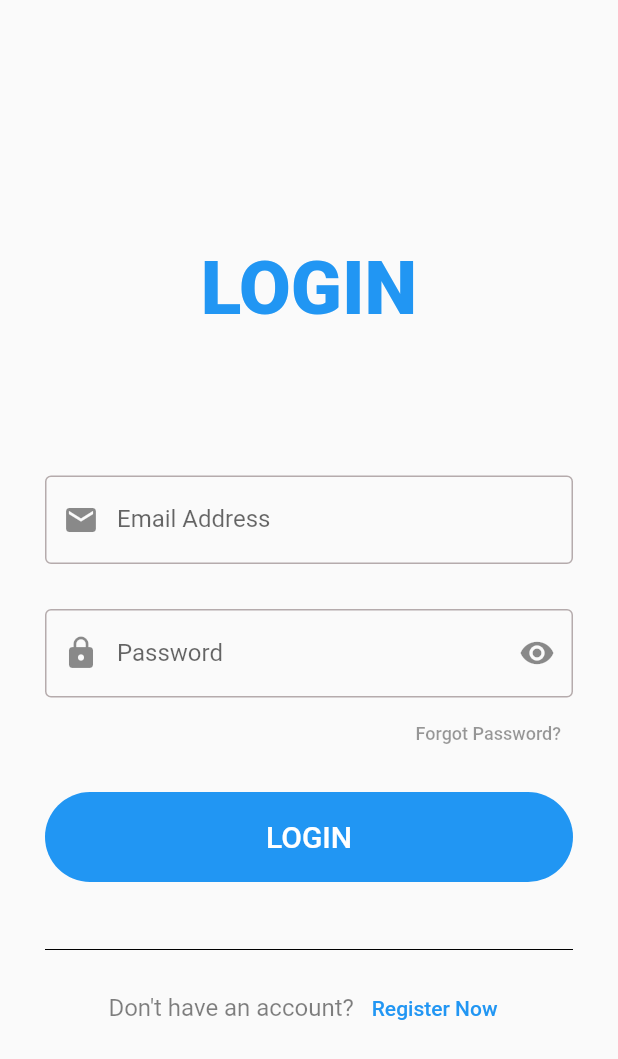
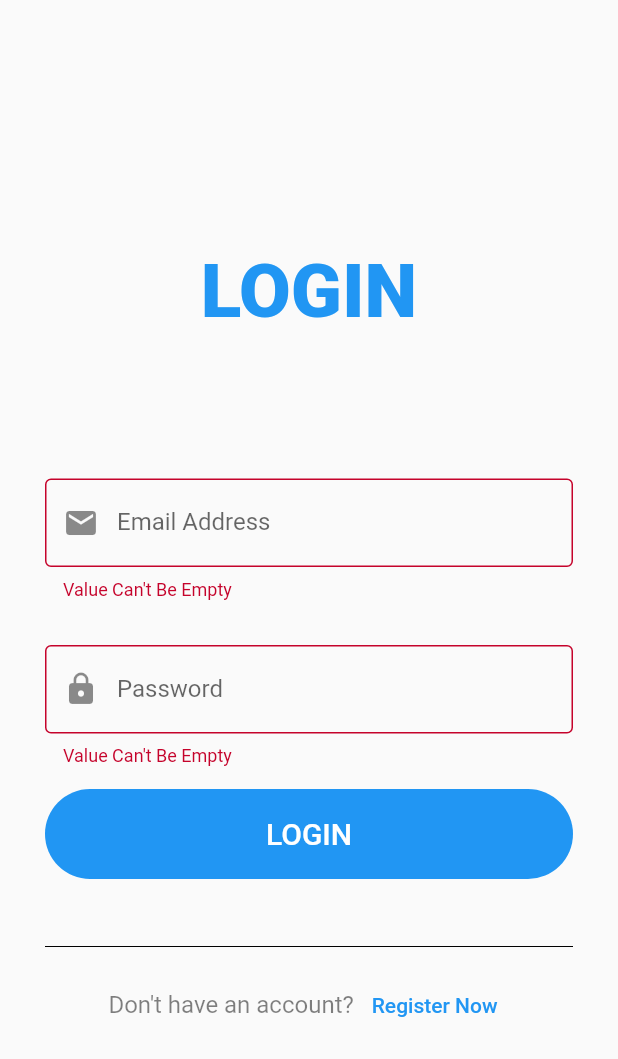
Before and after one commit to sdu-mp-21/musical-octo-fiesta, a Flutter app: the screen it shows after launch, after a tap on "LOGIN", on a phone screen of 412 x 824 dp. Shown: the top 1059 px of the screen. Run offline on Flutter 3.47's test engine with Material 2 defaults, Android fonts, the phone set to English and light mode, and no system bars; our stand-ins replace animated_text_kit, cached_network_image, equatable, flutter_bloc, fluttertoast, google_fonts and 3 more; network calls fail; Roboto replaces fonts that are missing (Rubik).

Commit message:
User is required to login to enable all functionality

```diff
--- a/lib/main.dart
+++ b/lib/main.dart
@@ -1,3 +1,4 @@
+import 'package:BookStore/services/auth.dart';
 import 'package:flutter/cupertino.dart';
 import 'package:flutter/material.dart';
 import 'package:heroicons/heroicons.dart';
@@ -17,7 +18,26 @@ class MyApp extends StatelessWidget {
       debugShowCheckedModeBanner: false,
       theme: _buildShrineTheme(),
       title: 'Books',
-      home: Profile(),
+      home: FutureBuilder(
+          future: getToken(),
+          builder: (context, snapshot) {
+            switch (snapshot.connectionState) {
+              case ConnectionState.waiting:
+                return Center(
+                  child: SizedBox(
+                    height: 24,
+                    width: 24,
+                    child: CircularProgressIndicator(
+                      strokeWidth: 1.5,
+                    ),
+                  ),
+                );
+              case ConnectionState.done:
+                return snapshot.data != "" ? Home() : Profile();
+              default:
+                return Container();
+            }
+          }),
     );
   }
 }
--- a/lib/profile_view.dart
+++ b/lib/profile_view.dart
@@ -1,12 +1,62 @@
 import 'package:BookStore/main.dart';
 import 'package:BookStore/services/auth.dart';
+import 'package:BookStore/view/home_view.dart';
 import 'package:BookStore/view/registration_view.dart';
 import 'package:flutter/material.dart';
+import 'package:fluttertoast/fluttertoast.dart';
 
-class Profile extends StatelessWidget {
+class Profile extends StatefulWidget {
+  @override
+  ProfileState createState() {
+    return new ProfileState();
+  }
+}
+
+class ProfileState extends State<Profile> {
+  final _email = TextEditingController();
+  final _password = TextEditingController();
+  bool _validate = false;
+
+  @override
+  void dispose() {
+    _email.dispose();
+    _password.dispose();
+    super.dispose();
+  }
+
   String email;
   String password;
-  String token = "";
+
+  doLogin() async {
+    if(_email.text.isEmpty || _password.text.isEmpty) {
+      setState(() {
+        _validate = true;
+      });
+    } else {
+      setState(() {
+        _validate = false;
+      });
+      try {
+        String token = await login(this.email, password);
+        setToken(token);
+        Navigator.push(
+            context,
+            MaterialPageRoute(
+                builder: (context) => MyHomePage()));
+        print("Successful login");
+      } catch (err) {
+        Fluttertoast.showToast(
+            msg: "Error",
+            toastLength: Toast.LENGTH_SHORT,
+            gravity: ToastGravity.CENTER,
+            timeInSecForIosWeb: 1,
+            backgroundColor: Colors.red,
+            textColor: Colors.white,
+            fontSize: 16.0
+        );
+      }
+    }
+  }
 
   @override
   Widget build(BuildContext context) {
@@ -30,8 +80,10 @@ class Profile extends StatelessWidget {
                 SizedBox(
                   height: 95,
                 ),
-                TextFormField(
+                TextField(
+                  controller: _email,
                   decoration: InputDecoration(
+                    errorText: _validate ? 'Value Can\'t Be Empty' : null,
                     labelText: 'Email Address',
                     border: OutlineInputBorder(),
                     prefixIcon: Icon(Icons.email),
@@ -43,35 +95,20 @@ class Profile extends StatelessWidget {
                 SizedBox(
                   height: 30,
                 ),
-                TextFormField(
+                TextField(
+                  controller: _password,
                   obscureText: true,
-                  decoration: const InputDecoration(
+                  decoration: InputDecoration(
                     labelText: 'Password',
+                    errorText: _validate ? 'Value Can\'t Be Empty' : null,
                     border: OutlineInputBorder(),
                     prefixIcon: Icon(Icons.lock),
-                    suffixIcon: Icon(Icons.remove_red_eye),
                   ),
                   onChanged: (password) {
                     this.password = password;
                   },
                 ),
-                Row(
-                  mainAxisAlignment: MainAxisAlignment.end,
-                  children: [
-                    TextButton(
-                      onPressed: () {
-                        print('Forgotted Password!');
-                      },
-                      child: Text(
-                        'Forgot Password?',
-                        style: TextStyle(
-                          color: Colors.black.withOpacity(0.4),
-                          fontSize: 12.0,
-                        ),
-                      ),
-                    ),
-                  ],
-                ),
+
                 SizedBox(
                   height: 15,
                 ),
@@ -83,19 +120,7 @@ class Profile extends StatelessWidget {
                     borderRadius: BorderRadius.circular(100),
                   ),
                   child: MaterialButton(
-                    onPressed: () async {
-                      token = await login(email, password);
-                      // print(token);
-                      if (token.length > 5) {
-                        Navigator.push(
-                            context,
-                            MaterialPageRoute(
-                                builder: (context) => MyHomePage()));
-                      } else {
-                        Navigator.push(context,
-                            MaterialPageRoute(builder: (context) => MyApp()));
-                      }
-                    },
+                    onPressed: () => doLogin(),
                     color: Colors.blue,
                     child: Text(
                       'LOGIN',
--- a/lib/services/auth.dart
+++ b/lib/services/auth.dart
@@ -2,6 +2,7 @@ import 'dart:convert';
 import 'dart:io';
 
 import 'package:http/http.dart' as http;
+import 'package:shared_preferences/shared_preferences.dart';
 
 const String API_URL = "https://musical-octo-fiesta.herokuapp.com/api/auth";
 
@@ -12,13 +13,25 @@ Future<String> login(String email, String password) async {
   var body = json.encode(data);
   var response = await http.post(uri, body: body, headers: headers);
 
-  if (response.statusCode == 200) {
-    print("User created");
-  } else {
+  if (response.statusCode != 200) {
     print(response.statusCode);
     print(response.body);
-    throw Exception('Failed to create album.');
+    throw Exception('Failed to create new user');
   }
 
   return response.body;
 }
+
+Future<void> setToken(String token) async {
+  final pref = await SharedPreferences.getInstance();
+  await pref.setString("token", token);
+}
+
+Future<String> getToken() async {
+  final pref = await SharedPreferences.getInstance();
+  final token = pref.getString("token");
+  if(token == null) {
+    return "";
+  }
+  return token;
+}
--- a/pubspec.yaml
+++ b/pubspec.yaml
@@ -19,8 +19,10 @@ dependencies:
   lottie: ^1.1.0
   animated_text_kit: ^4.2.1
   flutter_staggered_grid_view: 0.3.0
+  shared_preferences: ^2.0.9
   flutter_bloc: ^6.1.2
   equatable: ^1.2.6
+  fluttertoast: ^8.0.8
 
 
 dev_dependencies:
```
Also changed, not shown: pubspec.lock.
